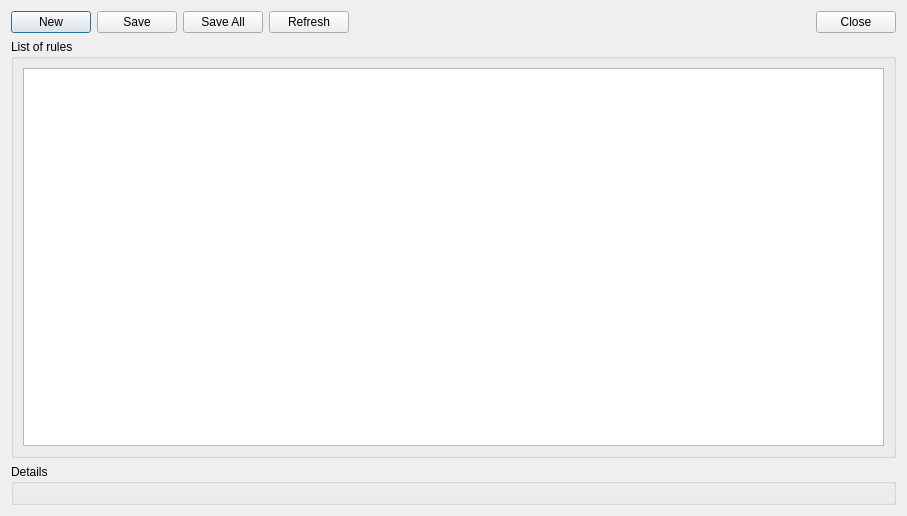
Above: client/src/ui/dialogs/business_rules_dialog.ui from networkoptix/nx_open before the change. Below: the same form after it.
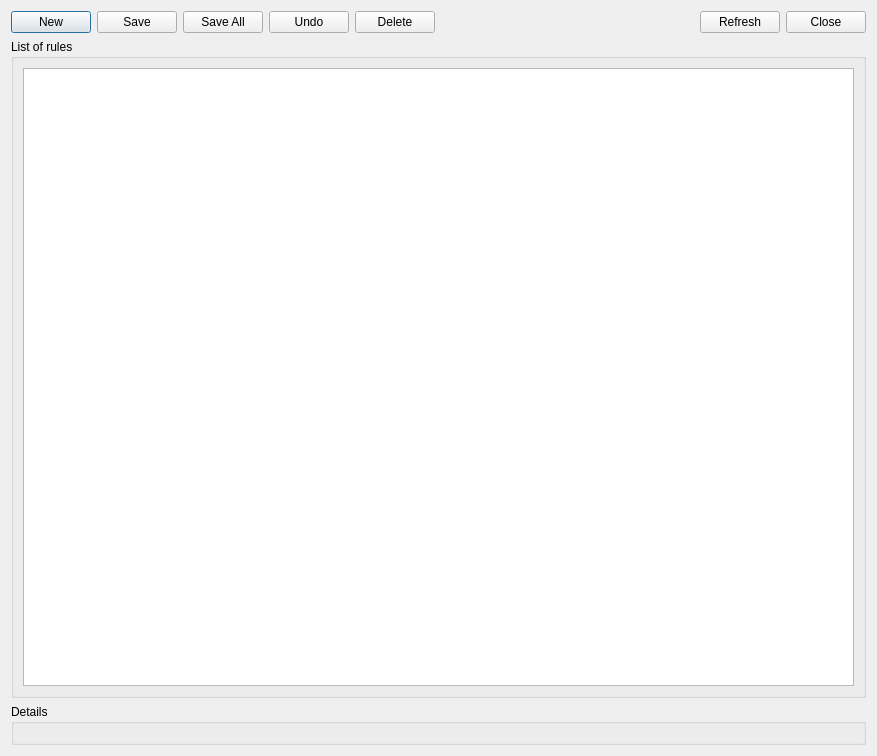
That is the form after the change. Custom widgets are drawn as their Qt base class.

```diff
--- a/client/src/ui/dialogs/business_rules_dialog.ui
+++ b/client/src/ui/dialogs/business_rules_dialog.ui
@@ -6,8 +6,8 @@
    <rect>
     <x>0</x>
     <y>0</y>
-    <width>907</width>
-    <height>516</height>
+    <width>877</width>
+    <height>756</height>
    </rect>
   </property>
   <property name="windowTitle">
@@ -41,9 +41,16 @@
       </widget>
      </item>
      <item>
-      <widget class="QPushButton" name="refreshButton">
+      <widget class="QPushButton" name="undoButton">
        <property name="text">
-        <string>Refresh</string>
+        <string>Undo</string>
+       </property>
+      </widget>
+     </item>
+     <item>
+      <widget class="QPushButton" name="deleteButton">
+       <property name="text">
+        <string>Delete</string>
        </property>
       </widget>
      </item>
@@ -60,6 +67,13 @@
        </property>
       </spacer>
      </item>
+     <item>
+      <widget class="QPushButton" name="refreshButton">
+       <property name="text">
+        <string>Refresh</string>
+       </property>
+      </widget>
+     </item>
      <item>
       <widget class="QPushButton" name="closeButton">
        <property name="text">
@@ -114,23 +128,11 @@
      <property name="title">
       <string>Details</string>
      </property>
-     <layout class="QVBoxLayout" name="verticalLayout_3">
-      <item>
-       <widget class="QnBusinessRuleWidget" name="newRuleWidget" native="true"/>
-      </item>
-     </layout>
+     <layout class="QVBoxLayout" name="detailsLayout"/>
     </widget>
    </item>
   </layout>
  </widget>
- <customwidgets>
-  <customwidget>
-   <class>QnBusinessRuleWidget</class>
-   <extends>QWidget</extends>
-   <header location="global">ui/widgets/business/business_rule_widget.h</header>
-   <container>1</container>
-  </customwidget>
- </customwidgets>
  <resources/>
  <connections/>
 </ui>
```
